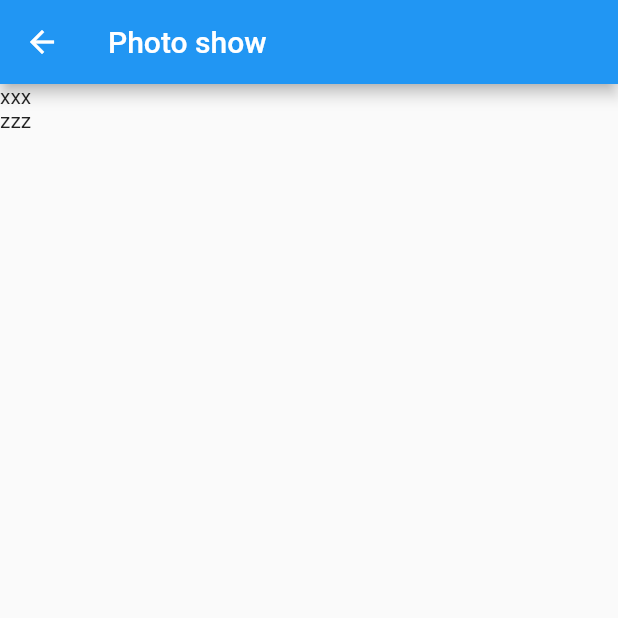
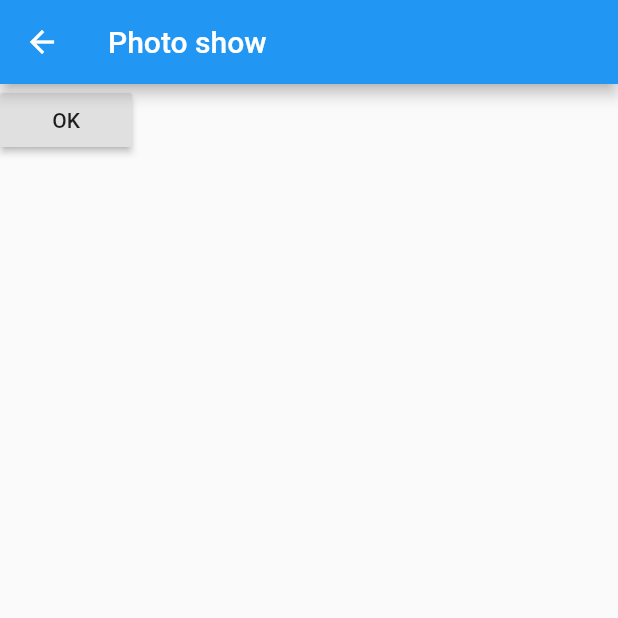
Before and after one commit to attavut/flutter_myfirstapp, a Flutter app: the screen it shows after launch, after a tap on "Login", on a phone screen of 412 x 824 dp, the top half of it. Run offline on Flutter 3.47's test engine with Material 2 defaults, Android fonts, the phone set to English and light mode, and no system bars.

Commit message:
convert string to json format

```diff
--- a/lib/pages/photo.dart
+++ b/lib/pages/photo.dart
@@ -1,3 +1,5 @@
+import 'dart:convert';
+
 import 'package:flutter/cupertino.dart';
 import 'package:flutter/material.dart';
 
@@ -10,26 +12,30 @@ class PhotoPage extends StatefulWidget {
 
 class _PhotoPageState extends State<StatefulWidget> {
   List<String> list = ['xxx', 'yyy', 'zzz'];
+  var user = {};
 
   @override
   Widget build(BuildContext context) {
     String args = ModalRoute.of(context).settings.arguments;
 
     return Scaffold(
-      appBar: AppBar(
-        title: Text('Photo show'),
-      ),
-      body: Column(
-        // children: list.map((ele) {
-        //   if (ele != 'yyy')
-        //     return Text(ele);
-        //   else
-        //     return Container();
-        // }).toList(),
-        children: list.where((ele) => ele != 'yyy').map((ele) {
-          return Text(ele);
-        }).toList(),
-      ),
-    );
+        appBar: AppBar(
+          title: Text('Photo show'),
+        ),
+        body:
+            // Column(
+            //   children: list.where((ele) => ele != 'yyy').map((ele) {
+            //     return Text(ele);
+            //   }).toList(),
+            // ),
+            RaisedButton(
+                child: Text('OK'),
+                onPressed: () {
+                  user['username'] = 'admin';
+                  user['password'] = '1234';
+                  print(user);
+                  String jsonStr = json.encode(user);
+                  print(jsonStr);
+                }));
   }
 }
```
